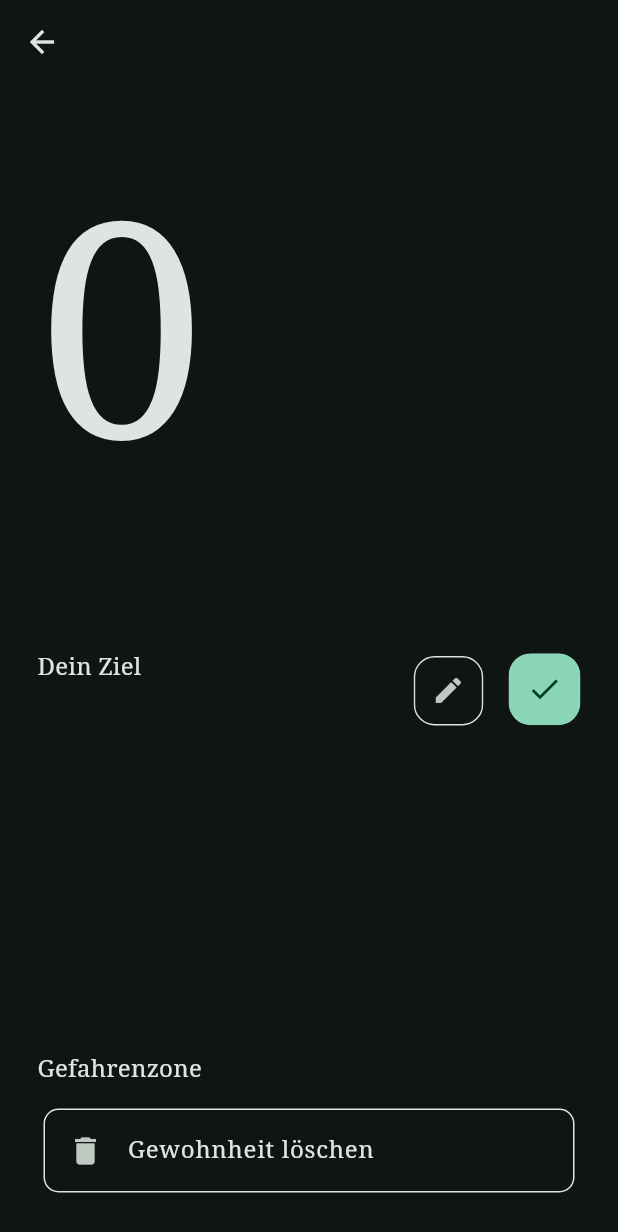
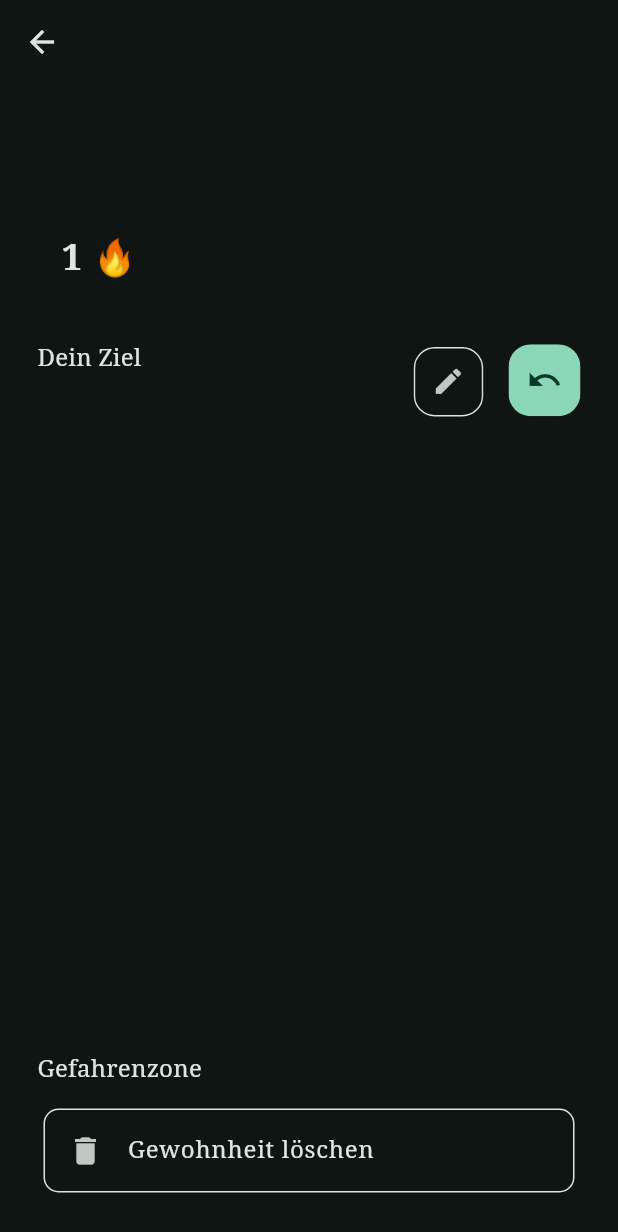
Before and after one commit to Hudlle/Habit-MVP, a Flutter app: the HabitCloseLook screen opened directly with empty values, after a tap on the "check" icon, on a phone screen of 412 x 824 dp. Shown: the top 1232 px of the screen. Run offline on Flutter 3.47's test engine with Material 3 defaults, Android fonts, the phone set to English and light mode, and no system bars; our stand-ins replace google_fonts, objectbox, rxdart; accounts and stored records are empty; generated files the repository leaves out were written again.

Commit message:
implemented ui change on habit close look

```diff
--- a/lib/objectbox.dart
+++ b/lib/objectbox.dart
@@ -47,11 +47,12 @@ class ObjectBox {
     log("Added Habit: ${newHabit.name}");
   }
 
-  void updateHabit(Habit habit) {
+  Habit updateHabit(Habit habit) {
     habit.toggleCheck();
     habitBox.put(habit);
 
     log("Updated: ${habit.name} auf ${habit.checked}");
+    return habit;
   }
 
   void removeHabit(Habit habit) {
@@ -96,10 +97,11 @@ class ObjectBox {
     return counters.first;
   }
 
-  void updateDayStreakCounter() {
+  DayStreakCounter updateDayStreakCounter() {
     DayStreakCounter dayStreakCounter = getDayStreakCounter();
     dayStreakCounter.update();
     dayStreakCounterBox.put(dayStreakCounter);
+    return dayStreakCounter;
   }
 
   //* User Settings
--- a/lib/pages/habit_close_look.dart
+++ b/lib/pages/habit_close_look.dart
@@ -11,14 +11,12 @@ import 'package:habit_mvp/model.dart';
 import 'package:habit_mvp/main.dart';
 
 class HabitCloseLook extends StatefulWidget {
-  const HabitCloseLook({
+  HabitCloseLook({
     super.key,
     required this.habit,
-    required this.dayStreakProvider
   });
 
-  final Habit habit;
-  final DayStreakProvider dayStreakProvider;
+  Habit habit;
 
   @override
   State<HabitCloseLook> createState() => _HabitCloseLookState();
@@ -35,7 +33,10 @@ class _HabitCloseLookState extends State<HabitCloseLook> {
   }
 
   void toggleCheckButton() {
-    db.updateHabit(widget.habit);
+    Habit newHabit = db.updateHabit(widget.habit);
+    setState(() {
+      widget.habit = newHabit;
+    });
   }
 
   void onEdit() {
@@ -57,22 +58,34 @@ class _HabitCloseLookState extends State<HabitCloseLook> {
           child: Column(
             crossAxisAlignment: CrossAxisAlignment.start,
             children: [
-              FittedBox(
-                child: Text(
-                  widget.habit.streak.toString(),
-                  semanticsLabel: widget.habit.streak.toString(),
-                  style: GoogleFonts.notoSerif(
-                    textStyle: TextStyle(
-                      fontSize: 200,
-                      color: widget.habit.checked ? Theme.of(context).colorScheme.primary : Theme.of(context).colorScheme.onSurface,
-                    ),
-                  ),
-                ),
-              ),
               CustomText(
                 text: widget.habit.name,
                 textType: TextType.headline,
                 specialColor: widget.habit.checked ? Theme.of(context).colorScheme.primary : Theme.of(context).colorScheme.onSurface,
+              ),
+              LargeSpacer(),
+              Container(
+                padding: const EdgeInsets.symmetric(horizontal: 16, vertical: 8),
+                decoration: BoxDecoration(
+                  color: Theme.of(context).colorScheme.surface,
+                  borderRadius: BorderRadius.circular(30),
+                  boxShadow: [
+                    BoxShadow(
+                      color: Colors.black.withOpacity(0.1),
+                      blurRadius: 8,
+                      offset: const Offset(0, 4),
+                    ),
+                  ],
+                ),
+                child: Text(
+                  "${widget.habit.streak.toString()} 🔥",
+                  style: GoogleFonts.notoSerif(
+                    textStyle: const TextStyle(
+                      fontSize: 24,
+                      fontWeight: FontWeight.bold,
+                    ),
+                  ),
+                ),
               ),
               LargeSpacer(),
               Row(
```
Also changed, not shown: lib/app.dart (+4 -6 lines), lib/pages/home.dart (+10 -12 lines).
